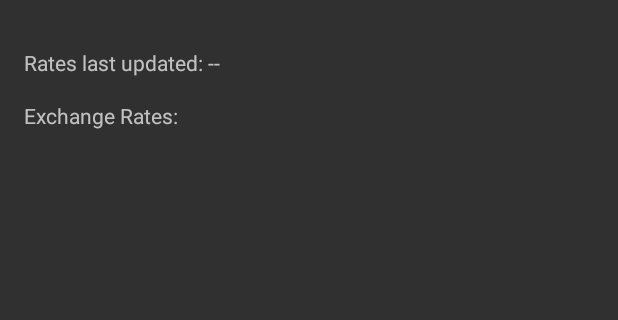
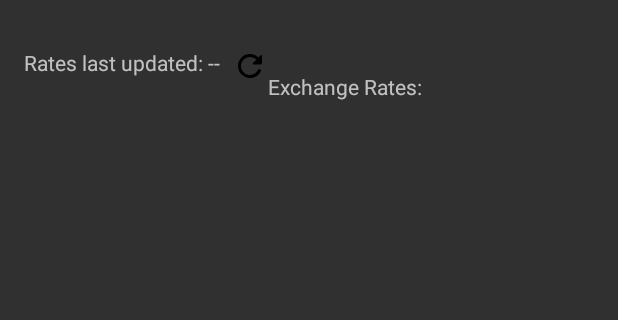
Before and after one commit to kall-tech/Curren-C, an Android app built with Jetpack Compose: the screen it shows after launch (MainActivity), on a phone screen of 412 x 824 dp, the part 408-728 px from its top. Run offline under Robolectric (Android 15) with nearby library versions, the phone set to English and light mode, and no system bars; our stand-ins replace Room's generated code; 7 statements that could not run were skipped.

Commit message:
Added force refresh

```diff
--- /dev/null
+++ b/app/src/main/res/drawable/ic_refresh.xml
@@ -0,0 +1,22 @@
+<!--
+Copyright (C) 2016 The Android Open Source Project
+   Licensed under the Apache License, Version 2.0 (the "License");
+    you may not use this file except in compliance with the License.
+    You may obtain a copy of the License at
+         http://www.apache.org/licenses/LICENSE-2.0
+    Unless required by applicable law or agreed to in writing, software
+    distributed under the License is distributed on an "AS IS" BASIS,
+    WITHOUT WARRANTIES OR CONDITIONS OF ANY KIND, either express or implied.
+    See the License for the specific language governing permissions and
+    limitations under the License.
+    Todo: add License
+-->
+<vector xmlns:android="http://schemas.android.com/apk/res/android"
+    android:width="24.0dp"
+    android:height="24.0dp"
+    android:viewportWidth="24.0"
+    android:viewportHeight="24.0">
+    <path
+        android:fillColor="#FF000000"
+        android:pathData="M17.65,6.35c-1.63,-1.63 -3.94,-2.57 -6.48,-2.31c-3.67,0.37 -6.69,3.35 -7.1,7.02C3.52,15.91 7.27,20 12,20c3.19,0 5.93,-1.87 7.21,-4.57c0.31,-0.66 -0.16,-1.43 -0.89,-1.43h-0.01c-0.37,0 -0.72,0.2 -0.88,0.53c-1.13,2.43 -3.84,3.97 -6.81,3.32c-2.22,-0.49 -4.01,-2.3 -4.49,-4.52C5.31,9.44 8.26,6 12,6c1.66,0 3.14,0.69 4.22,1.78l-2.37,2.37C13.54,10.46 13.76,11 14.21,11H19c0.55,0 1,-0.45 1,-1V5.21c0,-0.45 -0.54,-0.67 -0.85,-0.35L17.65,6.35z"/>
+</vector>
--- a/app/src/main/res/layout/activity_main.xml
+++ b/app/src/main/res/layout/activity_main.xml
@@ -105,15 +105,34 @@
     </LinearLayout>
 
     <!-- Last Update Text -->
-    <TextView
-        android:id="@+id/lastUpdateTextView"
+    <LinearLayout
+        android:id="@+id/lastUpdateLayout"
         android:layout_width="wrap_content"
         android:layout_height="wrap_content"
-        android:text="Rates last updated: --"
+        android:orientation="horizontal"
         app:layout_constraintTop_toBottomOf="@id/currencyLayout3"
         app:layout_constraintStart_toStartOf="parent"
-        android:layout_marginTop="32dp" />
-    <!--Todo: make toggleable-->
+        android:layout_marginTop="32dp">
+
+        <TextView
+            android:id="@+id/lastUpdateTextView"
+            android:layout_width="wrap_content"
+            android:layout_height="wrap_content"
+            android:text="Rates last updated: --" />
+
+        <ImageButton
+            android:id="@+id/refreshButton"
+            android:layout_width="wrap_content"
+            android:layout_height="wrap_content"
+            android:src="@drawable/ic_refresh"
+            android:contentDescription="Refresh"
+            android:background="?attr/selectableItemBackgroundBorderless"
+            android:layout_marginStart="8dp" />
+
+
+
+
+    <!-- Ratesinfo Todo: make toggleable-->
     <TextView
         android:id="@+id/ratesInfoTextView"
         android:layout_width="wrap_content"
@@ -122,5 +141,6 @@
         app:layout_constraintTop_toBottomOf="@id/lastUpdateTextView"
         app:layout_constraintStart_toStartOf="parent"
         android:layout_marginTop="16dp" />
+    </LinearLayout>
 
 </androidx.constraintlayout.widget.ConstraintLayout>
```
